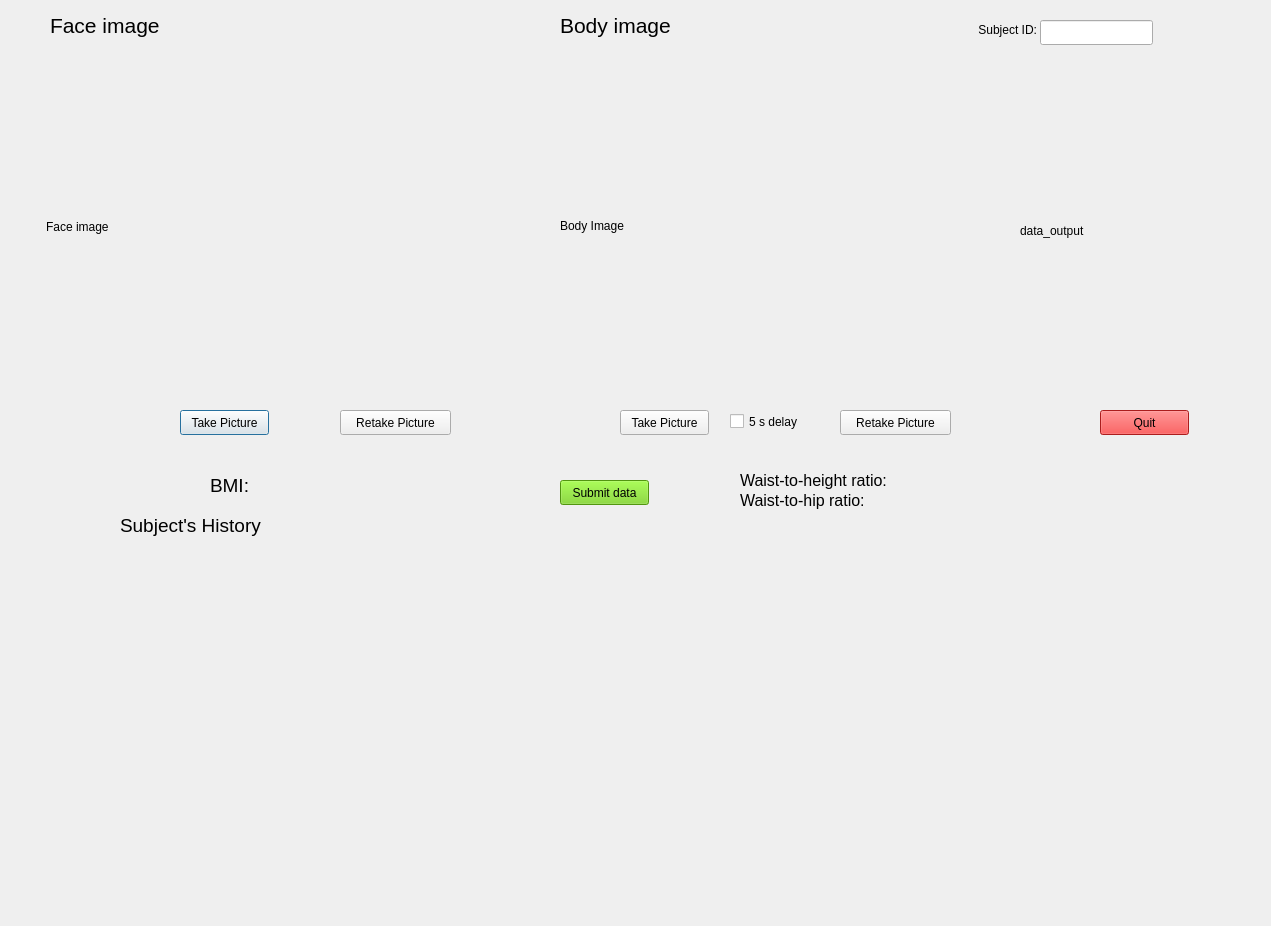
Above: image_capture/GUI/acquire_images_gui.ui from jheissb/W251---Final-project-Weight-watchers before the change. Below: the same form after it.
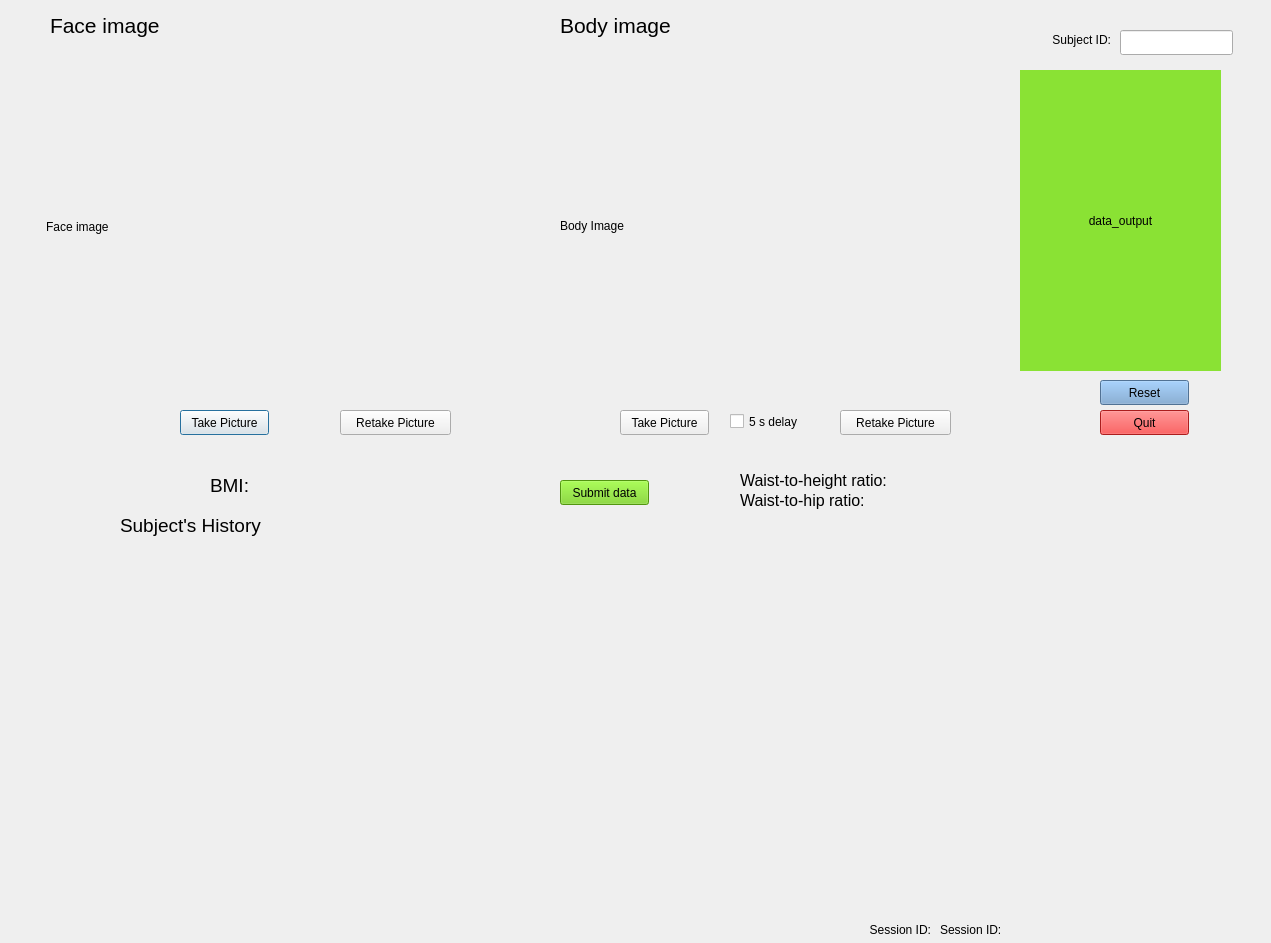
That is the form after the change. Custom widgets are drawn as their Qt base class.

Patch:
```diff
--- a/image_capture/GUI/acquire_images_gui.ui
+++ b/image_capture/GUI/acquire_images_gui.ui
@@ -7,7 +7,7 @@
     <x>0</x>
     <y>0</y>
     <width>1271</width>
-    <height>926</height>
+    <height>943</height>
    </rect>
   </property>
   <property name="windowTitle">
@@ -44,7 +44,7 @@
     <rect>
      <x>50</x>
      <y>10</y>
-     <width>121</width>
+     <width>241</width>
      <height>31</height>
     </rect>
    </property>
@@ -62,7 +62,7 @@
     <rect>
      <x>560</x>
      <y>10</y>
-     <width>171</width>
+     <width>241</width>
      <height>31</height>
     </rect>
    </property>
@@ -105,14 +105,441 @@
    <property name="geometry">
     <rect>
      <x>1020</x>
-     <y>50</y>
+     <y>70</y>
      <width>201</width>
-     <height>361</height>
+     <height>301</height>
     </rect>
    </property>
+   <property name="palette">
+    <palette>
+     <active>
+      <colorrole role="WindowText">
+       <brush brushstyle="SolidPattern">
+        <color alpha="255">
+         <red>0</red>
+         <green>0</green>
+         <blue>0</blue>
+        </color>
+       </brush>
+      </colorrole>
+      <colorrole role="Button">
+       <brush brushstyle="SolidPattern">
+        <color alpha="255">
+         <red>138</red>
+         <green>226</green>
+         <blue>52</blue>
+        </color>
+       </brush>
+      </colorrole>
+      <colorrole role="Light">
+       <brush brushstyle="SolidPattern">
+        <color alpha="255">
+         <red>198</red>
+         <green>255</green>
+         <blue>143</blue>
+        </color>
+       </brush>
+      </colorrole>
+      <colorrole role="Midlight">
+       <brush brushstyle="SolidPattern">
+        <color alpha="255">
+         <red>168</red>
+         <green>240</green>
+         <blue>97</blue>
+        </color>
+       </brush>
+      </colorrole>
+      <colorrole role="Dark">
+       <brush brushstyle="SolidPattern">
+        <color alpha="255">
+         <red>69</red>
+         <green>113</green>
+         <blue>26</blue>
+        </color>
+       </brush>
+      </colorrole>
+      <colorrole role="Mid">
+       <brush brushstyle="SolidPattern">
+        <color alpha="255">
+         <red>92</red>
+         <green>151</green>
+         <blue>34</blue>
+        </color>
+       </brush>
+      </colorrole>
+      <colorrole role="Text">
+       <brush brushstyle="SolidPattern">
+        <color alpha="255">
+         <red>0</red>
+         <green>0</green>
+         <blue>0</blue>
+        </color>
+       </brush>
+      </colorrole>
+      <colorrole role="BrightText">
+       <brush brushstyle="SolidPattern">
+        <color alpha="255">
+         <red>255</red>
+         <green>255</green>
+         <blue>255</blue>
+        </color>
+       </brush>
+      </colorrole>
+      <colorrole role="ButtonText">
+       <brush brushstyle="SolidPattern">
+        <color alpha="255">
+         <red>0</red>
+         <green>0</green>
+         <blue>0</blue>
+        </color>
+       </brush>
+      </colorrole>
+      <colorrole role="Base">
+       <brush brushstyle="SolidPattern">
+        <color alpha="255">
+         <red>255</red>
+         <green>255</green>
+         <blue>255</blue>
+        </color>
+       </brush>
+      </colorrole>
+      <colorrole role="Window">
+       <brush brushstyle="SolidPattern">
+        <color alpha="255">
+         <red>138</red>
+         <green>226</green>
+         <blue>52</blue>
+        </color>
+       </brush>
+      </colorrole>
+      <colorrole role="Shadow">
+       <brush brushstyle="SolidPattern">
+        <color alpha="255">
+         <red>0</red>
+         <green>0</green>
+         <blue>0</blue>
+        </color>
+       </brush>
+      </colorrole>
+      <colorrole role="AlternateBase">
+       <brush brushstyle="SolidPattern">
+        <color alpha="255">
+         <red>196</red>
+         <green>240</green>
+         <blue>153</blue>
+        </color>
+       </brush>
+      </colorrole>
+      <colorrole role="ToolTipBase">
+       <brush brushstyle="SolidPattern">
+        <color alpha="255">
+         <red>255</red>
+         <green>255</green>
+         <blue>220</blue>
+        </color>
+       </brush>
+      </colorrole>
+      <colorrole role="ToolTipText">
+       <brush brushstyle="SolidPattern">
+        <color alpha="255">
+         <red>0</red>
+         <green>0</green>
+         <blue>0</blue>
+        </color>
+       </brush>
+      </colorrole>
+     </active>
+     <inactive>
+      <colorrole role="WindowText">
+       <brush brushstyle="SolidPattern">
+        <color alpha="255">
+         <red>0</red>
+         <green>0</green>
+         <blue>0</blue>
+        </color>
+       </brush>
+      </colorrole>
+      <colorrole role="Button">
+       <brush brushstyle="SolidPattern">
+        <color alpha="255">
+         <red>138</red>
+         <green>226</green>
+         <blue>52</blue>
+        </color>
+       </brush>
+      </colorrole>
+      <colorrole role="Light">
+       <brush brushstyle="SolidPattern">
+        <color alpha="255">
+         <red>198</red>
+         <green>255</green>
+         <blue>143</blue>
+        </color>
+       </brush>
+      </colorrole>
+      <colorrole role="Midlight">
+       <brush brushstyle="SolidPattern">
+        <color alpha="255">
+         <red>168</red>
+         <green>240</green>
+         <blue>97</blue>
+        </color>
+       </brush>
+      </colorrole>
+      <colorrole role="Dark">
+       <brush brushstyle="SolidPattern">
+        <color alpha="255">
+         <red>69</red>
+         <green>113</green>
+         <blue>26</blue>
+        </color>
+       </brush>
+      </colorrole>
+      <colorrole role="Mid">
+       <brush brushstyle="SolidPattern">
+        <color alpha="255">
+         <red>92</red>
+         <green>151</green>
+         <blue>34</blue>
+        </color>
+       </brush>
+      </colorrole>
+      <colorrole role="Text">
+       <brush brushstyle="SolidPattern">
+        <color alpha="255">
+         <red>0</red>
+         <green>0</green>
+         <blue>0</blue>
+        </color>
+       </brush>
+      </colorrole>
+      <colorrole role="BrightText">
+       <brush brushstyle="SolidPattern">
+        <color alpha="255">
+         <red>255</red>
+         <green>255</green>
+         <blue>255</blue>
+        </color>
+       </brush>
+      </colorrole>
+      <colorrole role="ButtonText">
+       <brush brushstyle="SolidPattern">
+        <color alpha="255">
+         <red>0</red>
+         <green>0</green>
+         <blue>0</blue>
+        </color>
+       </brush>
+      </colorrole>
+      <colorrole role="Base">
+       <brush brushstyle="SolidPattern">
+        <color alpha="255">
+         <red>255</red>
+         <green>255</green>
+         <blue>255</blue>
+        </color>
+       </brush>
+      </colorrole>
+      <colorrole role="Window">
+       <brush brushstyle="SolidPattern">
+        <color alpha="255">
+         <red>138</red>
+         <green>226</green>
+         <blue>52</blue>
+        </color>
+       </brush>
+      </colorrole>
+      <colorrole role="Shadow">
+       <brush brushstyle="SolidPattern">
+        <color alpha="255">
+         <red>0</red>
+         <green>0</green>
+         <blue>0</blue>
+        </color>
+       </brush>
+      </colorrole>
+      <colorrole role="AlternateBase">
+       <brush brushstyle="SolidPattern">
+        <color alpha="255">
+         <red>196</red>
+         <green>240</green>
+         <blue>153</blue>
+        </color>
+       </brush>
+      </colorrole>
+      <colorrole role="ToolTipBase">
+       <brush brushstyle="SolidPattern">
+        <color alpha="255">
+         <red>255</red>
+         <green>255</green>
+         <blue>220</blue>
+        </color>
+       </brush>
+      </colorrole>
+      <colorrole role="ToolTipText">
+       <brush brushstyle="SolidPattern">
+        <color alpha="255">
+         <red>0</red>
+         <green>0</green>
+         <blue>0</blue>
+        </color>
+       </brush>
+      </colorrole>
+     </inactive>
+     <disabled>
+      <colorrole role="WindowText">
+       <brush brushstyle="SolidPattern">
+        <color alpha="255">
+         <red>69</red>
+         <green>113</green>
+         <blue>26</blue>
+        </color>
+       </brush>
+      </colorrole>
+      <colorrole role="Button">
+       <brush brushstyle="SolidPattern">
+        <color alpha="255">
+         <red>138</red>
+         <green>226</green>
+         <blue>52</blue>
+        </color>
+       </brush>
+      </colorrole>
+      <colorrole role="Light">
+       <brush brushstyle="SolidPattern">
+        <color alpha="255">
+         <red>198</red>
+         <green>255</green>
+         <blue>143</blue>
+        </color>
+       </brush>
+      </colorrole>
+      <colorrole role="Midlight">
+       <brush brushstyle="SolidPattern">
+        <color alpha="255">
+         <red>168</red>
+         <green>240</green>
+         <blue>97</blue>
+        </color>
+       </brush>
+      </colorrole>
+      <colorrole role="Dark">
+       <brush brushstyle="SolidPattern">
+        <color alpha="255">
+         <red>69</red>
+         <green>113</green>
+         <blue>26</blue>
+        </color>
+       </brush>
+      </colorrole>
+      <colorrole role="Mid">
+       <brush brushstyle="SolidPattern">
+        <color alpha="255">
+         <red>92</red>
+         <green>151</green>
+         <blue>34</blue>
+        </color>
+       </brush>
+      </colorrole>
+      <colorrole role="Text">
+       <brush brushstyle="SolidPattern">
+        <color alpha="255">
+         <red>69</red>
+         <green>113</green>
+         <blue>26</blue>
+        </color>
+       </brush>
+      </colorrole>
+      <colorrole role="BrightText">
+       <brush brushstyle="SolidPattern">
+        <color alpha="255">
+         <red>255</red>
+         <green>255</green>
+         <blue>255</blue>
+        </color>
+       </brush>
+      </colorrole>
+      <colorrole role="ButtonText">
+       <brush brushstyle="SolidPattern">
+        <color alpha="255">
+         <red>69</red>
+         <green>113</green>
+         <blue>26</blue>
+        </color>
+       </brush>
+      </colorrole>
+      <colorrole role="Base">
+       <brush brushstyle="SolidPattern">
+        <color alpha="255">
+         <red>138</red>
+         <green>226</green>
+         <blue>52</blue>
+        </color>
+       </brush>
+      </colorrole>
+      <colorrole role="Window">
+       <brush brushstyle="SolidPattern">
+        <color alpha="255">
+         <red>138</red>
+         <green>226</green>
+         <blue>52</blue>
+        </color>
+       </brush>
+      </colorrole>
+      <colorrole role="Shadow">
+       <brush brushstyle="SolidPattern">
+        <color alpha="255">
+         <red>0</red>
+         <green>0</green>
+         <blue>0</blue>
+        </color>
+       </brush>
+      </colorrole>
+      <colorrole role="AlternateBase">
+       <brush brushstyle="SolidPattern">
+        <color alpha="255">
+         <red>138</red>
+         <green>226</green>
+         <blue>52</blue>
+        </color>
+       </brush>
+      </colorrole>
+      <colorrole role="ToolTipBase">
+       <brush brushstyle="SolidPattern">
+        <color alpha="255">
+         <red>255</red>
+         <green>255</green>
+         <blue>220</blue>
+        </color>
+       </brush>
+      </colorrole>
+      <colorrole role="ToolTipText">
+       <brush brushstyle="SolidPattern">
+        <color alpha="255">
+         <red>0</red>
+         <green>0</green>
+         <blue>0</blue>
+        </color>
+       </brush>
+      </colorrole>
+     </disabled>
+    </palette>
+   </property>
+   <property name="autoFillBackground">
+    <bool>true</bool>
+   </property>
+   <property name="frameShadow">
+    <enum>QFrame::Raised</enum>
+   </property>
    <property name="text">
     <string>data_output</string>
    </property>
+   <property name="alignment">
+    <set>Qt::AlignCenter</set>
+   </property>
+   <property name="wordWrap">
+    <bool>true</bool>
+   </property>
   </widget>
   <widget class="QPushButton" name="submit_btn">
    <property name="geometry">
@@ -551,7 +978,7 @@
      <x>120</x>
      <y>540</y>
      <width>1011</width>
-     <height>311</height>
+     <height>331</height>
     </rect>
    </property>
   </widget>
@@ -1100,8 +1527,8 @@
   <widget class="QLineEdit" name="lineEdit">
    <property name="geometry">
     <rect>
-     <x>1040</x>
-     <y>20</y>
+     <x>1120</x>
+     <y>30</y>
      <width>113</width>
      <height>25</height>
     </rect>
@@ -1110,8 +1537,8 @@
   <widget class="QLabel" name="label_5">
    <property name="geometry">
     <rect>
-     <x>926</x>
-     <y>20</y>
+     <x>1000</x>
+     <y>30</y>
      <width>111</width>
      <height>20</height>
     </rect>
@@ -1123,6 +1550,472 @@
     <set>Qt::AlignRight|Qt::AlignTrailing|Qt::AlignVCenter</set>
    </property>
   </widget>
+  <widget class="QPushButton" name="reset_btn">
+   <property name="geometry">
+    <rect>
+     <x>1100</x>
+     <y>380</y>
+     <width>89</width>
+     <height>25</height>
+    </rect>
+   </property>
+   <property name="palette">
+    <palette>
+     <active>
+      <colorrole role="WindowText">
+       <brush brushstyle="SolidPattern">
+        <color alpha="255">
+         <red>0</red>
+         <green>0</green>
+         <blue>0</blue>
+        </color>
+       </brush>
+      </colorrole>
+      <colorrole role="Button">
+       <brush brushstyle="SolidPattern">
+        <color alpha="255">
+         <red>114</red>
+         <green>159</green>
+         <blue>207</blue>
+        </color>
+       </brush>
+      </colorrole>
+      <colorrole role="Light">
+       <brush brushstyle="SolidPattern">
+        <color alpha="255">
+         <red>196</red>
+         <green>225</green>
+         <blue>255</blue>
+        </color>
+       </brush>
+      </colorrole>
+      <colorrole role="Midlight">
+       <brush brushstyle="SolidPattern">
+        <color alpha="255">
+         <red>155</red>
+         <green>192</green>
+         <blue>231</blue>
+        </color>
+       </brush>
+      </colorrole>
+      <colorrole role="Dark">
+       <brush brushstyle="SolidPattern">
+        <color alpha="255">
+         <red>57</red>
+         <green>79</green>
+         <blue>103</blue>
+        </color>
+       </brush>
+      </colorrole>
+      <colorrole role="Mid">
+       <brush brushstyle="SolidPattern">
+        <color alpha="255">
+         <red>76</red>
+         <green>106</green>
+         <blue>138</blue>
+        </color>
+       </brush>
+      </colorrole>
+      <colorrole role="Text">
+       <brush brushstyle="SolidPattern">
+        <color alpha="255">
+         <red>0</red>
+         <green>0</green>
+         <blue>0</blue>
+        </color>
+       </brush>
+      </colorrole>
+      <colorrole role="BrightText">
+       <brush brushstyle="SolidPattern">
+        <color alpha="255">
+         <red>255</red>
+         <green>255</green>
+         <blue>255</blue>
+        </color>
+       </brush>
+      </colorrole>
+      <colorrole role="ButtonText">
+       <brush brushstyle="SolidPattern">
+        <color alpha="255">
+         <red>0</red>
+         <green>0</green>
+         <blue>0</blue>
+        </color>
+       </brush>
+      </colorrole>
+      <colorrole role="Base">
+       <brush brushstyle="SolidPattern">
+        <color alpha="255">
+         <red>255</red>
+         <green>255</green>
+         <blue>255</blue>
+        </color>
+       </brush>
+      </colorrole>
+      <colorrole role="Window">
+       <brush brushstyle="SolidPattern">
+        <color alpha="255">
+         <red>114</red>
+         <green>159</green>
+         <blue>207</blue>
+        </color>
+       </brush>
+      </colorrole>
+      <colorrole role="Shadow">
+       <brush brushstyle="SolidPattern">
+        <color alpha="255">
+         <red>0</red>
+         <green>0</green>
+         <blue>0</blue>
+        </color>
+       </brush>
+      </colorrole>
+      <colorrole role="AlternateBase">
+       <brush brushstyle="SolidPattern">
+        <color alpha="255">
+         <red>184</red>
+         <green>207</green>
+         <blue>231</blue>
+        </color>
+       </brush>
+      </colorrole>
+      <colorrole role="ToolTipBase">
+       <brush brushstyle="SolidPattern">
+        <color alpha="255">
+         <red>255</red>
+         <green>255</green>
+         <blue>220</blue>
+        </color>
+       </brush>
+      </colorrole>
+      <colorrole role="ToolTipText">
+       <brush brushstyle="SolidPattern">
+        <color alpha="255">
+         <red>0</red>
+         <green>0</green>
+         <blue>0</blue>
+        </color>
+       </brush>
+      </colorrole>
+     </active>
+     <inactive>
+      <colorrole role="WindowText">
+       <brush brushstyle="SolidPattern">
+        <color alpha="255">
+         <red>0</red>
+         <green>0</green>
+         <blue>0</blue>
+        </color>
+       </brush>
+      </colorrole>
+      <colorrole role="Button">
+       <brush brushstyle="SolidPattern">
+        <color alpha="255">
+         <red>114</red>
+         <green>159</green>
+         <blue>207</blue>
+        </color>
+       </brush>
+      </colorrole>
+      <colorrole role="Light">
+       <brush brushstyle="SolidPattern">
+        <color alpha="255">
+         <red>196</red>
+         <green>225</green>
+         <blue>255</blue>
+        </color>
+       </brush>
+      </colorrole>
+      <colorrole role="Midlight">
+       <brush brushstyle="SolidPattern">
+        <color alpha="255">
+         <red>155</red>
+         <green>192</green>
+         <blue>231</blue>
+        </color>
+       </brush>
+      </colorrole>
+      <colorrole role="Dark">
+       <brush brushstyle="SolidPattern">
+        <color alpha="255">
+         <red>57</red>
+         <green>79</green>
+         <blue>103</blue>
+        </color>
+       </brush>
+      </colorrole>
+      <colorrole role="Mid">
+       <brush brushstyle="SolidPattern">
+        <color alpha="255">
+         <red>76</red>
+         <green>106</green>
+         <blue>138</blue>
+        </color>
+       </brush>
+      </colorrole>
+      <colorrole role="Text">
+       <brush brushstyle="SolidPattern">
+        <color alpha="255">
+         <red>0</red>
+         <green>0</green>
+         <blue>0</blue>
+        </color>
+       </brush>
+      </colorrole>
+      <colorrole role="BrightText">
+       <brush brushstyle="SolidPattern">
+        <color alpha="255">
+         <red>255</red>
+         <green>255</green>
+         <blue>255</blue>
+        </color>
+       </brush>
+      </colorrole>
+      <colorrole role="ButtonText">
+       <brush brushstyle="SolidPattern">
+        <color alpha="255">
+         <red>0</red>
+         <green>0</green>
+         <blue>0</blue>
+        </color>
+       </brush>
+      </colorrole>
+      <colorrole role="Base">
+       <brush brushstyle="SolidPattern">
+        <color alpha="255">
+         <red>255</red>
+         <green>255</green>
+         <blue>255</blue>
+        </color>
+       </brush>
+      </colorrole>
+      <colorrole role="Window">
+       <brush brushstyle="SolidPattern">
+        <color alpha="255">
+         <red>114</red>
+         <green>159</green>
+         <blue>207</blue>
+        </color>
+       </brush>
+      </colorrole>
+      <colorrole role="Shadow">
+       <brush brushstyle="SolidPattern">
+        <color alpha="255">
+         <red>0</red>
+         <green>0</green>
+         <blue>0</blue>
+        </color>
+       </brush>
+      </colorrole>
+      <colorrole role="AlternateBase">
+       <brush brushstyle="SolidPattern">
+        <color alpha="255">
+         <red>184</red>
+         <green>207</green>
+         <blue>231</blue>
+        </color>
+       </brush>
+      </colorrole>
+      <colorrole role="ToolTipBase">
+       <brush brushstyle="SolidPattern">
+        <color alpha="255">
+         <red>255</red>
+         <green>255</green>
+         <blue>220</blue>
+        </color>
+       </brush>
+      </colorrole>
+      <colorrole role="ToolTipText">
+       <brush brushstyle="SolidPattern">
+        <color alpha="255">
+         <red>0</red>
+         <green>0</green>
+         <blue>0</blue>
+        </color>
+       </brush>
+      </colorrole>
+     </inactive>
+     <disabled>
+      <colorrole role="WindowText">
+       <brush brushstyle="SolidPattern">
+        <color alpha="255">
+         <red>57</red>
+         <green>79</green>
+         <blue>103</blue>
+        </color>
+       </brush>
+      </colorrole>
+      <colorrole role="Button">
+       <brush brushstyle="SolidPattern">
+        <color alpha="255">
+         <red>114</red>
+         <green>159</green>
+         <blue>207</blue>
+        </color>
+       </brush>
+      </colorrole>
+      <colorrole role="Light">
+       <brush brushstyle="SolidPattern">
+        <color alpha="255">
+         <red>196</red>
+         <green>225</green>
+         <blue>255</blue>
+        </color>
+       </brush>
+      </colorrole>
+      <colorrole role="Midlight">
+       <brush brushstyle="SolidPattern">
+        <color alpha="255">
+         <red>155</red>
+         <green>192</green>
+         <blue>231</blue>
+        </color>
+       </brush>
+      </colorrole>
+      <colorrole role="Dark">
+       <brush brushstyle="SolidPattern">
+        <color alpha="255">
+         <red>57</red>
+         <green>79</green>
+         <blue>103</blue>
+        </color>
+       </brush>
+      </colorrole>
+      <colorrole role="Mid">
+       <brush brushstyle="SolidPattern">
+        <color alpha="255">
+         <red>76</red>
+         <green>106</green>
+         <blue>138</blue>
+        </color>
+       </brush>
+      </colorrole>
+      <colorrole role="Text">
+       <brush brushstyle="SolidPattern">
+        <color alpha="255">
+         <red>57</red>
+         <green>79</green>
+         <blue>103</blue>
+        </color>
+       </brush>
+      </colorrole>
+      <colorrole role="BrightText">
+       <brush brushstyle="SolidPattern">
+        <color alpha="255">
+         <red>255</red>
+         <green>255</green>
+         <blue>255</blue>
+        </color>
+       </brush>
+      </colorrole>
+      <colorrole role="ButtonText">
+       <brush brushstyle="SolidPattern">
+        <color alpha="255">
+         <red>57</red>
+         <green>79</green>
+         <blue>103</blue>
+        </color>
+       </brush>
+      </colorrole>
+      <colorrole role="Base">
+       <brush brushstyle="SolidPattern">
+        <color alpha="255">
+         <red>114</red>
+         <green>159</green>
+         <blue>207</blue>
+        </color>
+       </brush>
+      </colorrole>
+      <colorrole role="Window">
+       <brush brushstyle="SolidPattern">
+        <color alpha="255">
+         <red>114</red>
+         <green>159</green>
+         <blue>207</blue>
+        </color>
+       </brush>
+      </colorrole>
+      <colorrole role="Shadow">
+       <brush brushstyle="SolidPattern">
+        <color alpha="255">
+         <red>0</red>
+         <green>0</green>
+         <blue>0</blue>
+        </color>
+       </brush>
+      </colorrole>
+      <colorrole role="AlternateBase">
+       <brush brushstyle="SolidPattern">
+        <color alpha="255">
+         <red>114</red>
+         <green>159</green>
+         <blue>207</blue>
+        </color>
+       </brush>
+      </colorrole>
+      <colorrole role="ToolTipBase">
+       <brush brushstyle="SolidPattern">
+        <color alpha="255">
+         <red>255</red>
+         <green>255</green>
+         <blue>220</blue>
+        </color>
+       </brush>
+      </colorrole>
+      <colorrole role="ToolTipText">
+       <brush brushstyle="SolidPattern">
+        <color alpha="255">
+         <red>0</red>
+         <green>0</green>
+         <blue>0</blue>
+        </color>
+       </brush>
+      </colorrole>
+     </disabled>
+    </palette>
+   </property>
+   <property name="layoutDirection">
+    <enum>Qt::LeftToRight</enum>
+   </property>
+   <property name="autoFillBackground">
+    <bool>false</bool>
+   </property>
+   <property name="text">
+    <string>Reset</string>
+   </property>
+  </widget>
+  <widget class="QLabel" name="label_6">
+   <property name="geometry">
+    <rect>
+     <x>820</x>
+     <y>920</y>
+     <width>111</width>
+     <height>20</height>
+    </rect>
+   </property>
+   <property name="text">
+    <string>Session ID:</string>
+   </property>
+   <property name="alignment">
+    <set>Qt::AlignRight|Qt::AlignTrailing|Qt::AlignVCenter</set>
+   </property>
+  </widget>
+  <widget class="QLabel" name="label_7">
+   <property name="geometry">
+    <rect>
+     <x>940</x>
+     <y>920</y>
+     <width>311</width>
+     <height>20</height>
+    </rect>
+   </property>
+   <property name="text">
+    <string>Session ID:</string>
+   </property>
+   <property name="alignment">
+    <set>Qt::AlignLeading|Qt::AlignLeft|Qt::AlignVCenter</set>
+   </property>
+  </widget>
  </widget>
  <customwidgets>
   <customwidget>
```
